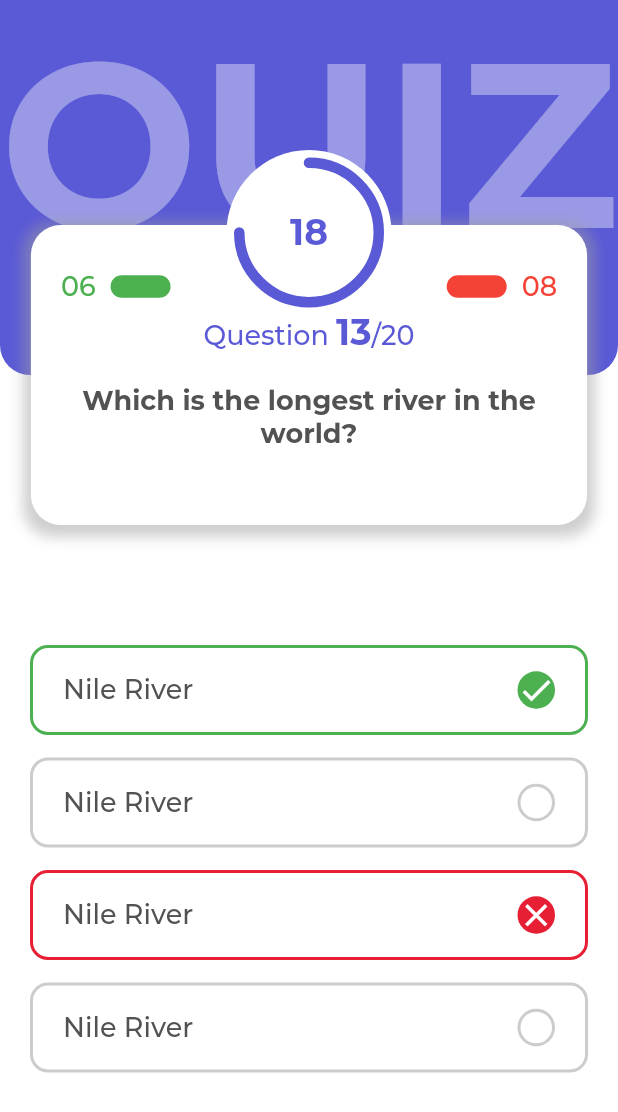
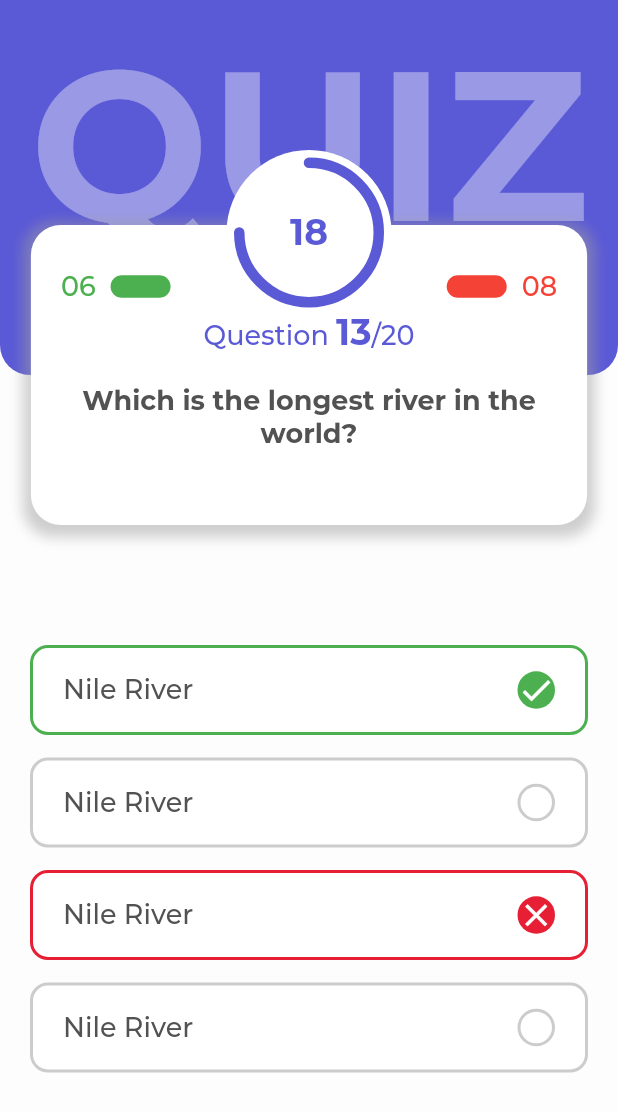
Before and after one commit to ShishirRijal/Quiz-App, a Flutter app: the QuizScreen screen opened directly, on a phone screen of 412 x 824 dp. Shown: the top 1112 px of the screen. Run offline on Flutter 3.47's test engine with Material 2 defaults, Android fonts, the phone set to English and light mode, and no system bars; drawn by our look-alikes of percent_indicator; our stand-ins replace cloud_firestore, firebase_auth, firebase_core, google_sign_in, lottie; accounts and stored records are empty.

Commit message:
nothing much

```diff
--- a/lib/screens/quiz_screen/quiz_screen.dart
+++ b/lib/screens/quiz_screen/quiz_screen.dart
@@ -26,6 +26,8 @@ class _QuizScreenState extends State<QuizScreen> {
             Column(
               children: [
                 Container(
+                  padding: const EdgeInsets.symmetric(
+                      horizontal: 20.0, vertical: 10.0),
                   alignment: Alignment.topCenter,
                   height: isMobile ? 250 : 350,
                   width: double.infinity,
--- a/lib/services/resources/theme_manager.dart
+++ b/lib/services/resources/theme_manager.dart
@@ -9,7 +9,9 @@ ThemeData quizTheme = ThemeData(
     centerTitle: true,
     titleTextStyle: getMediumTextStyle(color: ColorManager.white, size: 20.0),
   ),
-  scaffoldBackgroundColor: ColorManager.white,
+  // scaffoldBackgroundColor: ColorManager.white,
+  scaffoldBackgroundColor: const Color.fromARGB(242, 253, 253, 253),
+
   // text theme
   textTheme: TextTheme(
     headline1: getBoldTextStyle(size: 30.0),
```
Also changed, not shown: lib/main.dart (+33 -21 lines).
